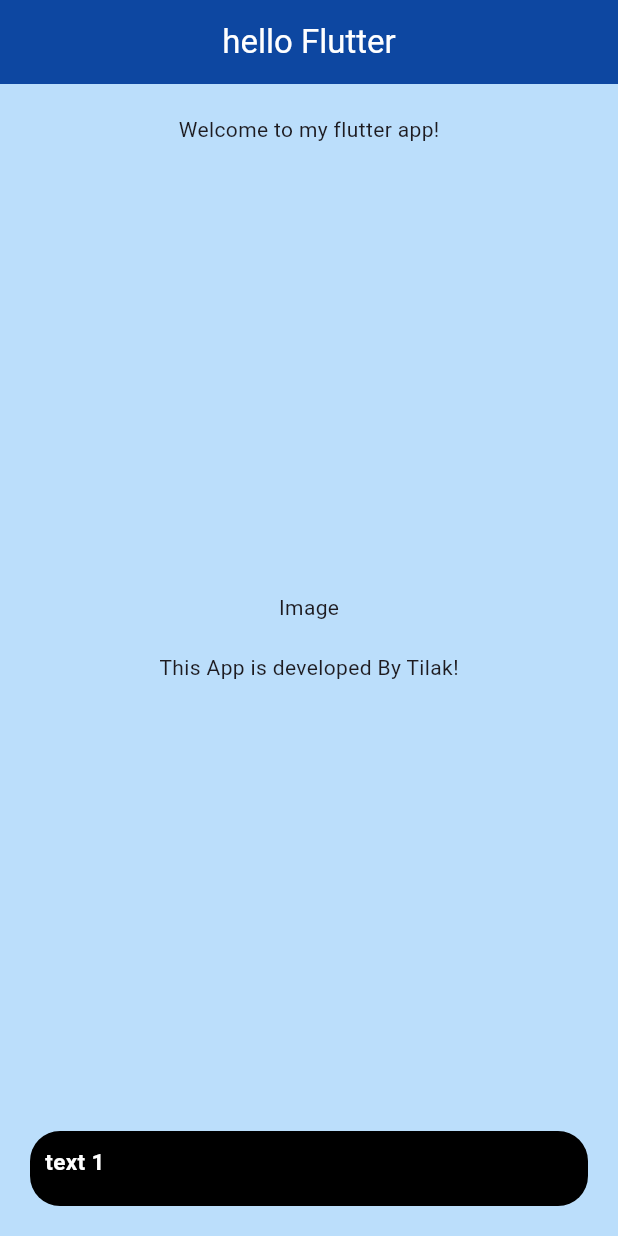
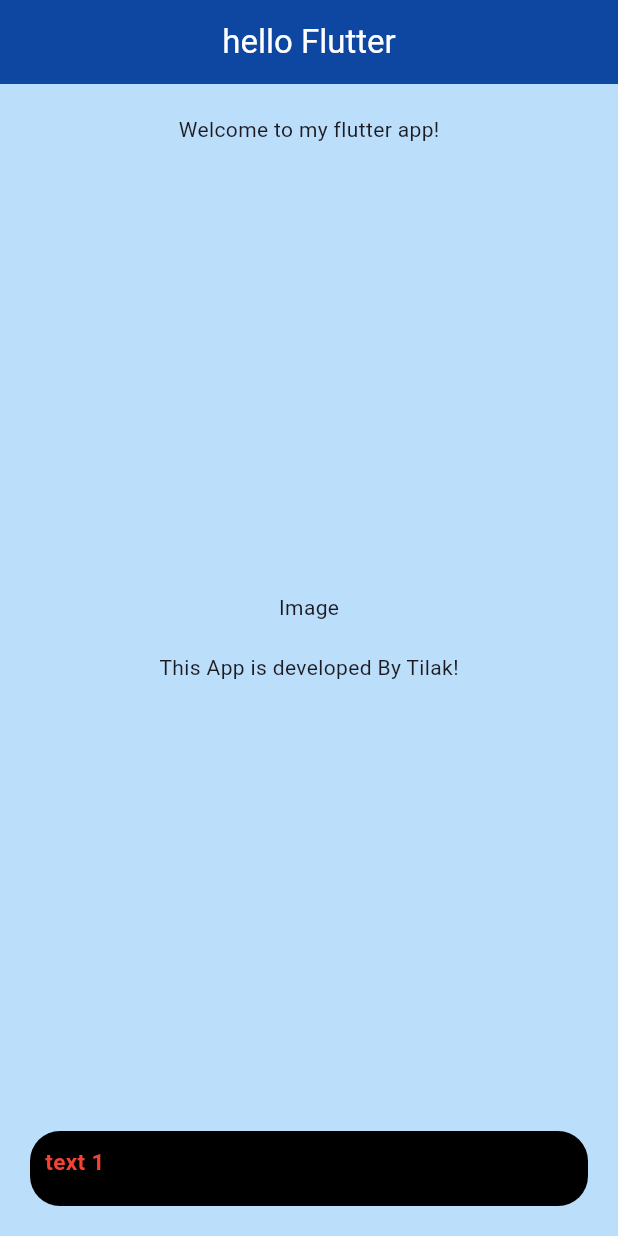
Before and after one commit to tilakjoshii/flutter_app, a Flutter app: the screen it shows after launch, on a phone screen of 412 x 824 dp. Run offline on Flutter 3.47's test engine with Material 3 defaults, Android fonts, the phone set to English and light mode, and no system bars.

Commit message:
cahnge code

```diff
--- a/app/analysis_options.yaml
+++ b/app/analysis_options.yaml
@@ -21,6 +21,7 @@ linter:
   # `// ignore_for_file: name_of_lint` syntax on the line or in the file
   # producing the lint.
   rules:
+  //  prefer_const_constructors: false
     # avoid_print: false  # Uncomment to disable the `avoid_print` rule
     # prefer_single_quotes: true  # Uncomment to enable the `prefer_single_quotes` rule
 
--- a/app/lib/main.dart
+++ b/app/lib/main.dart
@@ -53,10 +53,10 @@ class MyApp extends StatelessWidget {
                     decoration: BoxDecoration(
                         color: Colors.black,
                         borderRadius: BorderRadius.circular(20)),
-                    child: Text(
+                    child: const Text(
                       "text 1",
                       style: TextStyle(
-                          color: Colors.white,
+                          color: Colors.red,
                           fontSize: 15,
                           fontWeight: FontWeight.bold),
                     )),
```
